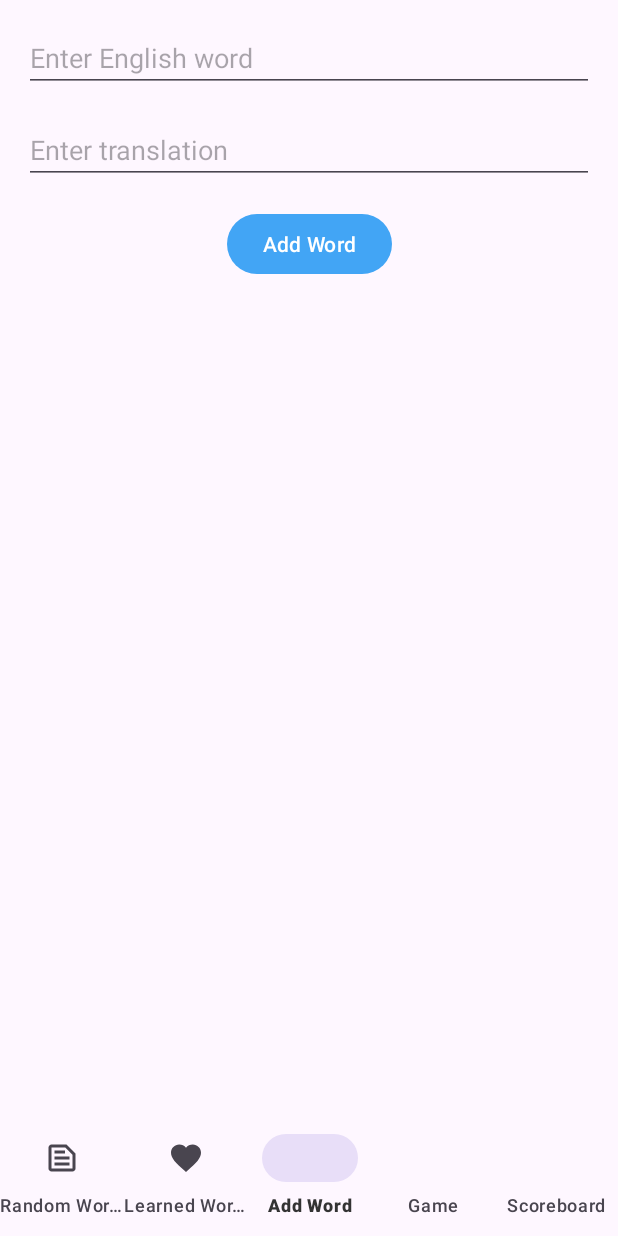
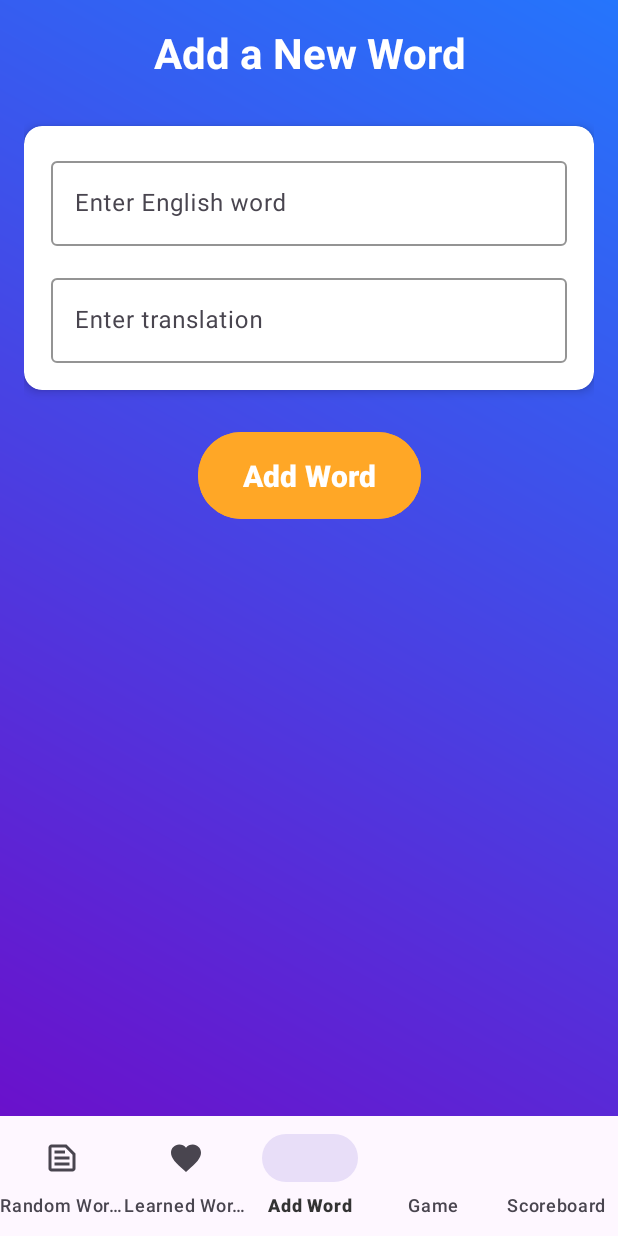
Before and after one commit to erendogan6/Translateify, an Android app: the AddWordFragment screen opened through its navigation route, on a phone screen of 412 x 824 dp. Run offline under Robolectric (Android 15) with nearby library versions, the phone set to English and light mode, and no system bars; our stand-ins replace Dagger/Hilt's generated code, Firebase (no records; nobody signed in at launch, a user with empty details on screens opened directly), Room's generated code, navigation-ui; 1 statement that could not run was skipped.

Commit message:
feat(ui): improve Add Word screen

```diff
--- a/app/src/main/res/layout/fragment_add_word.xml
+++ b/app/src/main/res/layout/fragment_add_word.xml
@@ -1,37 +1,102 @@
 <?xml version="1.0" encoding="utf-8"?>
-<androidx.constraintlayout.widget.ConstraintLayout xmlns:android="http://schemas.android.com/apk/res/android"
+<androidx.constraintlayout.widget.ConstraintLayout
+    xmlns:android="http://schemas.android.com/apk/res/android"
     xmlns:app="http://schemas.android.com/apk/res-auto"
     android:layout_width="match_parent"
     android:layout_height="match_parent"
-    android:padding="16dp">
+    android:padding="16dp"
+    android:background="@drawable/gradient_background">
 
-    <EditText
-        android:id="@+id/etEnglishWord"
+    <!-- Title for the Screen -->
+    <TextView
+        android:id="@+id/tvAddWordTitle"
+        android:layout_width="wrap_content"
+        android:layout_height="wrap_content"
+        android:text="Add a New Word"
+        android:textSize="28sp"
+        android:textStyle="bold"
+        android:textColor="@color/colorOnPrimary"
+        android:layout_marginBottom="30dp"
+        app:layout_constraintTop_toTopOf="parent"
+        app:layout_constraintStart_toStartOf="parent"
+        app:layout_constraintEnd_toEndOf="parent"
+        android:gravity="center" />
+
+    <!-- CardView Container for Input Fields -->
+    <androidx.cardview.widget.CardView
+        android:id="@+id/cardInputContainer"
         android:layout_width="0dp"
         android:layout_height="wrap_content"
-        android:hint="Enter English word"
-        app:layout_constraintTop_toTopOf="parent"
+        android:layout_marginBottom="24dp"
+        android:layout_marginTop="30dp"
+        app:cardCornerRadius="12dp"
+        app:cardElevation="4dp"
+        app:cardBackgroundColor="@color/colorSurface"
+        app:layout_constraintTop_toBottomOf="@id/tvAddWordTitle"
         app:layout_constraintStart_toStartOf="parent"
-        app:layout_constraintEnd_toEndOf="parent" />
+        app:layout_constraintEnd_toEndOf="parent">
 
-    <EditText
-        android:id="@+id/etTranslation"
-        android:layout_width="0dp"
-        android:layout_height="wrap_content"
-        android:hint="Enter translation"
-        app:layout_constraintTop_toBottomOf="@id/etEnglishWord"
-        app:layout_constraintStart_toStartOf="parent"
-        app:layout_constraintEnd_toEndOf="parent"
-        android:layout_marginTop="16dp" />
+        <!-- Container for EditText Fields -->
+        <LinearLayout
+            android:layout_width="match_parent"
+            android:layout_height="wrap_content"
+            android:orientation="vertical"
+            android:padding="18dp">
 
-    <Button
+            <!-- English Word Input -->
+            <com.google.android.material.textfield.TextInputLayout
+                android:layout_width="match_parent"
+                android:layout_height="wrap_content"
+                android:hint="Enter English word"
+                app:boxBackgroundMode="outline"
+                app:boxStrokeColor="@color/colorPrimary">
+
+                <com.google.android.material.textfield.TextInputEditText
+                    android:id="@+id/etEnglishWord"
+                    android:layout_width="match_parent"
+                    android:layout_height="wrap_content"
+                    android:textColor="@color/colorOnBackground"
+                    android:textSize="16sp"
+                    android:inputType="text" />
+            </com.google.android.material.textfield.TextInputLayout>
+
+            <!-- Translation Input -->
+            <com.google.android.material.textfield.TextInputLayout
+                android:layout_width="match_parent"
+                android:layout_height="wrap_content"
+                android:hint="Enter translation"
+                app:boxBackgroundMode="outline"
+                app:boxStrokeColor="@color/colorPrimary"
+                android:layout_marginTop="16dp">
+
+                <com.google.android.material.textfield.TextInputEditText
+                    android:id="@+id/etTranslation"
+                    android:layout_width="match_parent"
+                    android:layout_height="wrap_content"
+                    android:textColor="@color/colorOnBackground"
+                    android:textSize="16sp"
+                    android:inputType="text" />
+            </com.google.android.material.textfield.TextInputLayout>
+
+        </LinearLayout>
+
+    </androidx.cardview.widget.CardView>
+
+    <!-- Add Word Button -->
+    <com.google.android.material.button.MaterialButton
         android:id="@+id/btnAddWord"
         android:layout_width="wrap_content"
         android:layout_height="wrap_content"
         android:text="Add Word"
-        app:layout_constraintTop_toBottomOf="@id/etTranslation"
+        android:textColor="@color/colorOnPrimary"
+        android:textStyle="bold"
+        android:backgroundTint="@color/colorSecondaryVariant"
+        android:layout_marginTop="24dp"
+        android:paddingVertical="15dp"
+        android:paddingHorizontal="30dp"
+        android:textSize="20sp"
+        app:layout_constraintTop_toBottomOf="@id/cardInputContainer"
         app:layout_constraintStart_toStartOf="parent"
-        app:layout_constraintEnd_toEndOf="parent"
-        android:layout_marginTop="16dp" />
+        app:layout_constraintEnd_toEndOf="parent" />
 
 </androidx.constraintlayout.widget.ConstraintLayout>
```
